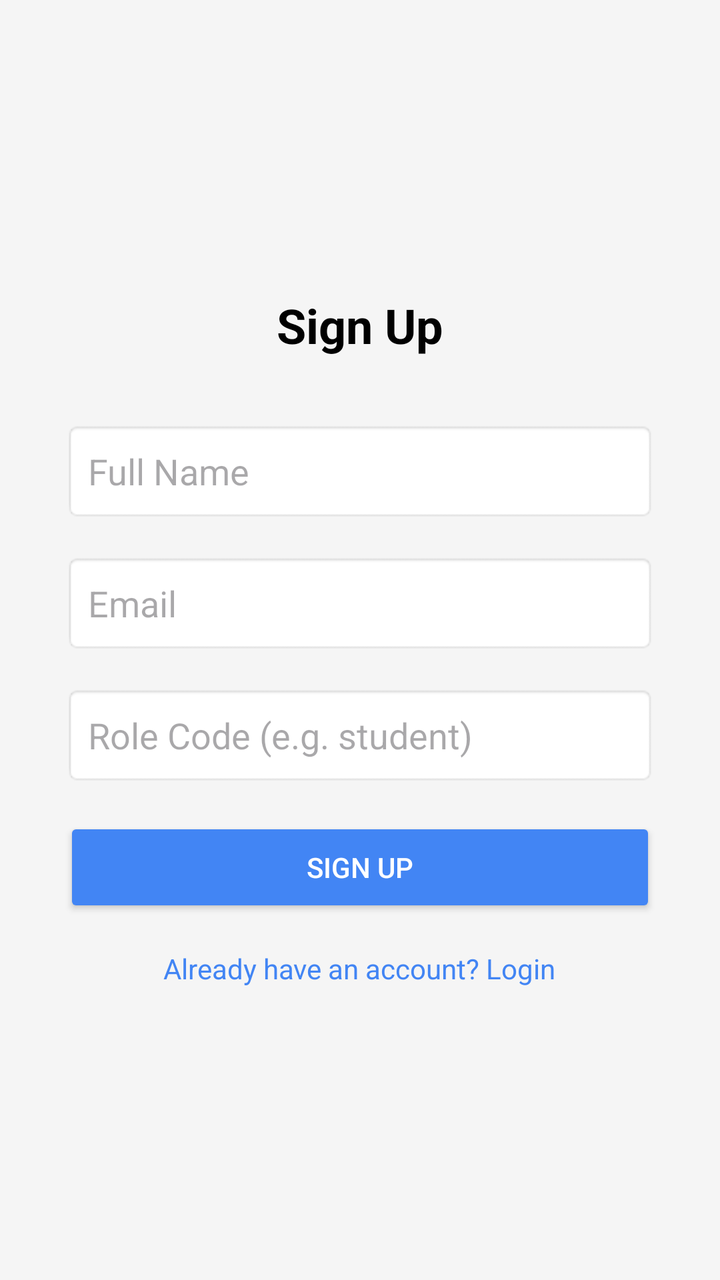
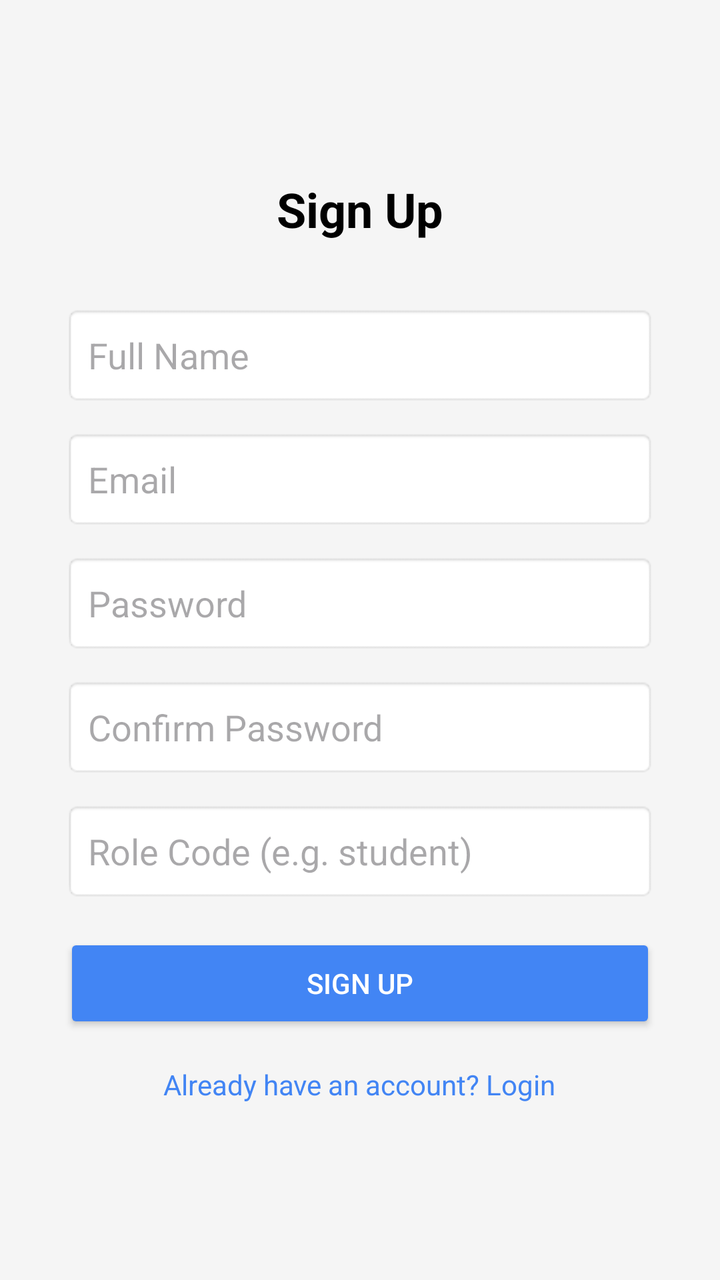

Two renders of the same Android screen: before a commit and after it. Below are the layout's source before the change and the commit's diff.
<!-- AndroidManifest.xml: application theme Theme.AttemptMAPP -->
<!-- res/layout/activity_signup.xml -->
<?xml version="1.0" encoding="utf-8"?>
<LinearLayout xmlns:android="http://schemas.android.com/apk/res/android"
    android:layout_width="match_parent"
    android:layout_height="match_parent"
    android:background="#F5F5F5"
    android:gravity="center"
    android:orientation="vertical"
    android:padding="32dp">

    <TextView
        android:layout_width="wrap_content"
        android:layout_height="wrap_content"
        android:layout_marginBottom="32dp"
        android:text="Sign Up"
        android:textColor="#000000"
        android:textSize="24sp"
        android:textStyle="bold" />

    <EditText
        android:id="@+id/etName"
        android:layout_width="match_parent"
        android:layout_height="50dp"
        android:layout_marginBottom="16dp"
        android:background="@android:drawable/editbox_background"
        android:hint="Full Name"
        android:inputType="textPersonName"
        android:padding="12dp" />

    <EditText
        android:id="@+id/etEmail"
        android:layout_width="match_parent"
        android:layout_height="50dp"
        android:layout_marginBottom="16dp"
        android:background="@android:drawable/editbox_background"
        android:hint="Email"
        android:inputType="textEmailAddress"
        android:padding="12dp" />

    <EditText
        android:id="@+id/etSignUpCode"
        android:layout_width="match_parent"
        android:layout_height="50dp"
        android:layout_marginBottom="16dp"
        android:background="@android:drawable/editbox_background"
        android:hint="Role Code (e.g. student)"
        android:inputType="text"
        android:padding="12dp" />

    <Button
        android:id="@+id/btnSignUp"
        android:layout_width="match_parent"
        android:layout_height="50dp"
        android:backgroundTint="#4285F4"
        android:text="Sign Up"
        android:textColor="#FFFFFF" />

    <TextView
        android:id="@+id/tvLogin"
        android:layout_width="wrap_content"
        android:layout_height="wrap_content"
        android:layout_marginTop="16dp"
        android:text="Already have an account? Login"
        android:textColor="#4285F4" />

</LinearLayout>
<!-- resources referenced by this layout -->
<resources>
  <style name="Theme.AttemptMAPP" parent="Base.Theme.AttemptMAPP" />
  <style name="Base.Theme.AttemptMAPP" parent="Theme.Material3.DayNight.NoActionBar">
          <item name="android:windowBackground">@color/background_light</item>
          <item name="android:textColorPrimary">@color/text_primary_light</item>
          <item name="android:textColorSecondary">@color/text_secondary_light</item>
      </style>
  <color name="background_light">#F5F5F5</color>
  <color name="text_primary_light">#212121</color>
  <color name="text_secondary_light">#757575</color>
</resources>

<!-- the commit's change to res/layout/activity_signup.xml (unified diff, before → after) -->
@@ -20,7 +20,7 @@
         android:id="@+id/etName"
         android:layout_width="match_parent"
         android:layout_height="50dp"
-        android:layout_marginBottom="16dp"
+        android:layout_marginBottom="12dp"
         android:background="@android:drawable/editbox_background"
         android:hint="Full Name"
         android:inputType="textPersonName"
@@ -30,10 +30,30 @@
         android:id="@+id/etEmail"
         android:layout_width="match_parent"
         android:layout_height="50dp"
-        android:layout_marginBottom="16dp"
+        android:layout_marginBottom="12dp"
         android:background="@android:drawable/editbox_background"
         android:hint="Email"
         android:inputType="textEmailAddress"
+        android:padding="12dp" />
+
+    <EditText
+        android:id="@+id/etPassword"
+        android:layout_width="match_parent"
+        android:layout_height="50dp"
+        android:layout_marginBottom="12dp"
+        android:background="@android:drawable/editbox_background"
+        android:hint="Password"
+        android:inputType="textPassword"
+        android:padding="12dp" />
+
+    <EditText
+        android:id="@+id/etConfirmPassword"
+        android:layout_width="match_parent"
+        android:layout_height="50dp"
+        android:layout_marginBottom="12dp"
+        android:background="@android:drawable/editbox_background"
+        android:hint="Confirm Password"
+        android:inputType="textPassword"
         android:padding="12dp" />
 
     <EditText
